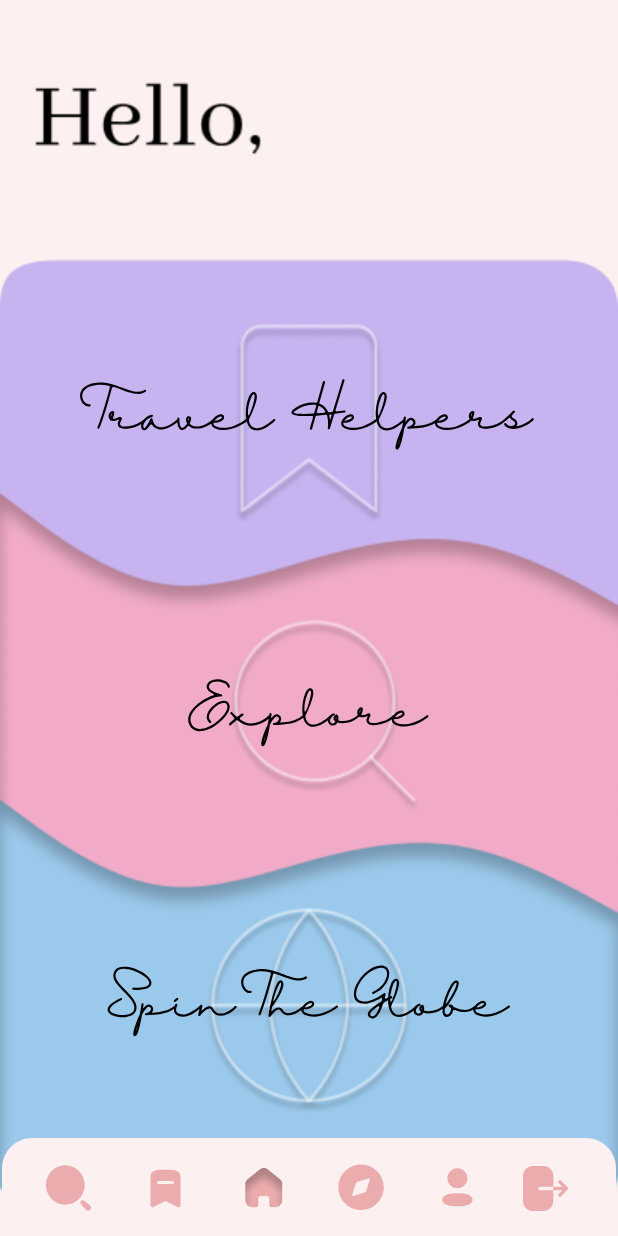
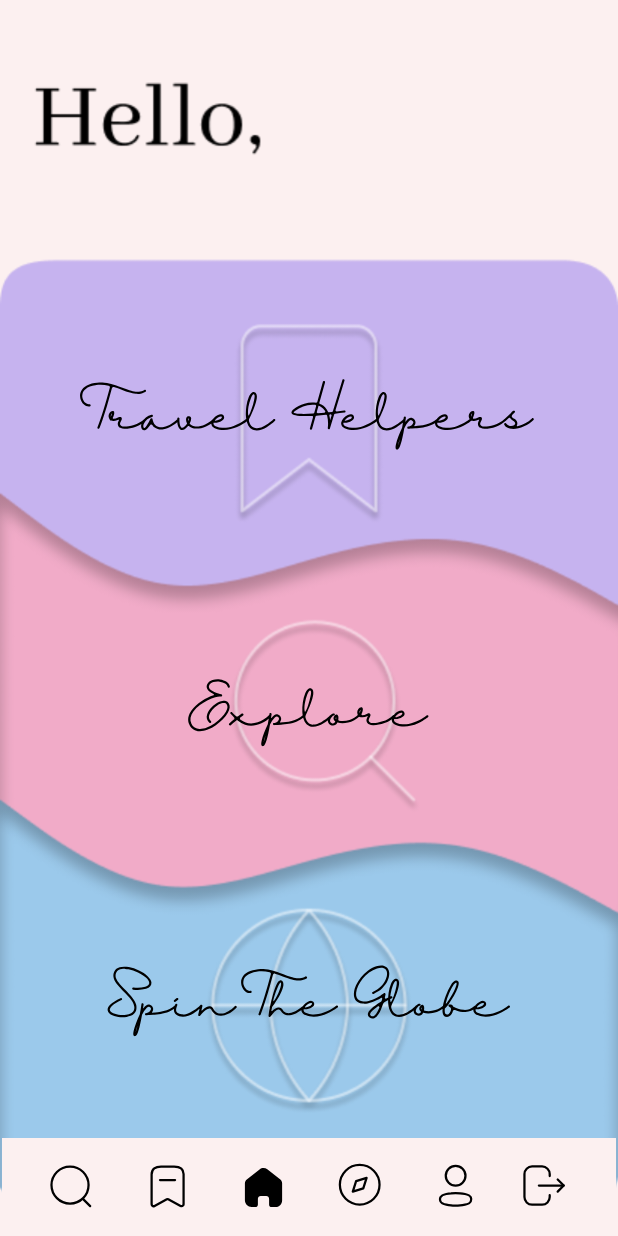
Before and after one commit to shreyamanral/ukiyo, an Android app: the Dashboard screen opened directly, with no data from a screen before it, on a phone screen of 412 x 824 dp. Run offline under Robolectric (Android 15) with nearby library versions, the phone set to English and light mode, and no system bars; our stand-ins replace Firebase (no records; nobody signed in at launch, a user with empty details on screens opened directly); Roboto replaces fonts that are not available here.

Commit message:
icn changes

```diff
--- /dev/null
+++ b/app/src/main/res/drawable/dsh_home_icn_sel.xml
@@ -0,0 +1,12 @@
+<?xml version="1.0" encoding="utf-8"?>
+<vector xmlns:android="http://schemas.android.com/apk/res/android"
+    android:width="33dp"
+    android:height="33dp"
+    android:viewportWidth="33"
+    android:viewportHeight="33">
+    <group>
+        <path
+            android:fillColor="#000"
+            android:pathData="M12.56 28.56v-4.2c0-1.07 0.88-1.94 1.96-1.94h3.95c0.52 0 1.02 0.2 1.38 0.56c0.37 0.37 0.58 0.86 0.58 1.38v4.2c0 0.45 0.17 0.88 0.49 1.2c0.31 0.31 0.74 0.49 1.2 0.49h2.69c1.26 0 2.47-0.5 3.36-1.37c0.9-0.89 1.4-2.09 1.4-3.34V13.57c0-1.01-0.46-1.97-1.24-2.62l-9.17-7.27c-1.6-1.28-3.88-1.23-5.43 0.1l-8.96 7.17c-0.82 0.63-1.3 1.6-1.33 2.62v11.96c0 2.6 2.13 4.72 4.75 4.72h2.63c0.94 0 1.7-0.75 1.7-1.67l0.04-0.02z"/>
+    </group>
+</vector>
--- a/app/src/main/res/drawable/exp_srch_icn.xml
+++ b/app/src/main/res/drawable/exp_srch_icn.xml
@@ -1,10 +1,19 @@
 <?xml version="1.0" encoding="utf-8"?>
 <vector xmlns:android="http://schemas.android.com/apk/res/android"
-    android:width="30dp"
-    android:height="31dp"
-    android:viewportWidth="30"
-    android:viewportHeight="31">
+    android:width="34dp"
+    android:height="34dp"
+    android:viewportWidth="34"
+    android:viewportHeight="34">
     <path
-        android:fillColor="#EBACAE"
-        android:pathData="M23.43 24.27c0.58-0.57 1.51-0.57 2.09 0l3.83 3.1h0.07c0.77 0.78 0.77 2.05 0 2.83c-0.78 0.79-2.03 0.79-2.8 0l-3.19-3.64l-0.12-0.14c-0.22-0.28-0.35-0.64-0.35-1c0-0.43 0.17-0.85 0.47-1.15zM12.87 0.8c3.4 0 6.68 1.37 9.1 3.8c2.4 2.45 3.76 5.76 3.76 9.2c0 7.19-5.76 13.01-12.86 13.01S0 20.98 0 13.8C0 6.6 5.76 0.78 12.87 0.78z"/>
+        android:strokeColor="#000"
+        android:strokeWidth="1.5"
+        android:strokeLineCap="round"
+        android:strokeLineJoin="round"
+        android:pathData="M16.68 4.34a12.36 12.36 0 1 0 0 24.72a12.36 12.36 0 1 0 0-24.72z"/>
+    <path
+        android:strokeColor="#000"
+        android:strokeWidth="1.5"
+        android:strokeLineCap="round"
+        android:strokeLineJoin="round"
+        android:pathData="M25.28 25.94l4.84 4.83"/>
 </vector>
--- a/app/src/main/res/drawable/menu_rect.xml
+++ b/app/src/main/res/drawable/menu_rect.xml
@@ -6,5 +6,5 @@
     android:viewportHeight="65">
     <path
         android:fillColor="#FCF0F0"
-        android:pathData="M0 20.66c0-11.05 8.95-20 20-20h371c11.05 0 20 8.95 20 20v44.73H0V20.66z"/>
+        android:pathData="M0 0.66h411v64.73H0V0.66z"/>
 </vector>
--- a/app/src/main/res/drawable/prf_icn.xml
+++ b/app/src/main/res/drawable/prf_icn.xml
@@ -1,11 +1,19 @@
 <?xml version="1.0" encoding="utf-8"?>
 <vector xmlns:android="http://schemas.android.com/apk/res/android"
-    android:width="31dp"
-    android:height="31dp"
-    android:viewportWidth="31"
-    android:viewportHeight="31">
+    android:width="34dp"
+    android:height="34dp"
+    android:viewportWidth="34"
+    android:viewportHeight="34">
     <path
-        android:fillColor="#EBACAE"
-        android:fillType="evenOdd"
-        android:pathData="M22.05 9.42c0 3.67-2.94 6.62-6.61 6.62c-3.68 0-6.62-2.95-6.62-6.62s2.94-6.61 6.62-6.61c3.67 0 6.62 2.94 6.62 6.61zm-6.61 18.39c-5.42 0-10-0.88-10-4.28c0-3.4 4.6-4.26 10-4.26c5.42 0 10 0.89 10 4.29s-4.6 4.25-10 4.25z"/>
+        android:strokeColor="#000"
+        android:strokeWidth="1.5"
+        android:strokeLineCap="round"
+        android:strokeLineJoin="round"
+        android:pathData="M16.42 3.96a6.57 6.57 0 1 0 0 13.14a6.57 6.57 0 1 0 0-13.14z"/>
+    <path
+        android:strokeColor="#000"
+        android:strokeWidth="1.5"
+        android:strokeLineCap="round"
+        android:strokeLineJoin="round"
+        android:pathData="M6 26.23c0-0.46 0.1-0.91 0.3-1.33c0.63-1.26 2.4-1.92 3.88-2.23c1.06-0.22 2.14-0.38 3.22-0.45c2-0.18 4.02-0.18 6.03 0c1.08 0.08 2.16 0.23 3.22 0.45c1.47 0.3 3.25 0.9 3.88 2.23c0.4 0.85 0.4 1.83 0 2.68c-0.63 1.32-2.4 1.93-3.88 2.22c-1.06 0.23-2.14 0.39-3.22 0.46c-1.63 0.14-3.27 0.17-4.9 0.08c-0.39 0-0.75 0-1.13-0.08c-1.08-0.07-2.15-0.23-3.2-0.46c-1.5-0.3-3.26-0.9-3.9-2.22C6.1 27.16 6 26.7 6 26.23z"/>
 </vector>
--- a/app/src/main/res/drawable/sgn_out_icn.xml
+++ b/app/src/main/res/drawable/sgn_out_icn.xml
@@ -1,10 +1,25 @@
 <?xml version="1.0" encoding="utf-8"?>
 <vector xmlns:android="http://schemas.android.com/apk/res/android"
-    android:width="30dp"
-    android:height="30dp"
-    android:viewportWidth="30"
-    android:viewportHeight="30">
+    android:width="34dp"
+    android:height="34dp"
+    android:viewportWidth="34"
+    android:viewportHeight="34">
     <path
-        android:fillColor="#EBACAE"
-        android:pathData="M13.7 0c3.59 0 6.51 2.98 6.51 6.66v7.19H11.4c-0.63 0-1.13 0.5-1.13 1.15c0 0.63 0.5 1.16 1.13 1.16h8.81v7.16C20.21 27 17.3 30 13.68 30H6.52C2.92 30 0 27.02 0 23.34V6.68C0 2.98 2.94 0 6.54 0h7.16zm10.18 9.83c0.43-0.47 1.14-0.47 1.57-0.02l4.22 4.37C29.88 14.4 30 14.68 30 15c0 0.3-0.12 0.6-0.33 0.81l-4.22 4.37c-0.21 0.22-0.5 0.34-0.78 0.34c-0.29 0-0.57-0.12-0.8-0.34c-0.42-0.45-0.42-1.19 0-1.64l2.32-2.38H20.2v-2.31h5.98l-2.31-2.39c-0.43-0.45-0.43-1.18 0-1.63z"/>
+        android:strokeColor="#000"
+        android:strokeWidth="1.5"
+        android:strokeLineCap="round"
+        android:strokeLineJoin="round"
+        android:pathData="M21.15 10.68V9.4c0-2.8-2.27-5.07-5.07-5.07h-6.7C6.58 4.33 4.3 6.6 4.3 9.4v15.3c0 2.8 2.27 5.07 5.07 5.07h6.71c2.8 0 5.06-2.26 5.06-5.05v-1.3"/>
+    <path
+        android:strokeColor="#000"
+        android:strokeWidth="1.5"
+        android:strokeLineCap="round"
+        android:strokeLineJoin="round"
+        android:pathData="M30.49 17.05H13.93"/>
+    <path
+        android:strokeColor="#000"
+        android:strokeWidth="1.5"
+        android:strokeLineCap="round"
+        android:strokeLineJoin="round"
+        android:pathData="M26.46 13.04l4.03 4l-4.03 4.02"/>
 </vector>
--- a/app/src/main/res/drawable/spin_glb_icn.xml
+++ b/app/src/main/res/drawable/spin_glb_icn.xml
@@ -1,10 +1,19 @@
 <?xml version="1.0" encoding="utf-8"?>
 <vector xmlns:android="http://schemas.android.com/apk/res/android"
-    android:width="31dp"
-    android:height="31dp"
-    android:viewportWidth="31"
-    android:viewportHeight="31">
+    android:width="34dp"
+    android:height="34dp"
+    android:viewportWidth="34"
+    android:viewportHeight="34">
     <path
-        android:fillColor="#EBACAE"
-        android:pathData="M15.88 0.3c8.28 0 15 6.73 15 15c0 8.3-6.72 15-15 15c-8.3 0-15-6.7-15-15c0-8.27 6.7-15 15-15zm5.77 10.07c0.17-0.52-0.31-1.02-0.84-0.85l-7.68 2.4c-0.32 0.1-0.57 0.34-0.66 0.66l-2.4 7.7c-0.17 0.5 0.33 1 0.84 0.83l7.65-2.4c0.32-0.09 0.57-0.34 0.66-0.66l2.43-7.68z"/>
+        android:strokeColor="#000"
+        android:strokeWidth="1.5"
+        android:strokeLineCap="round"
+        android:strokeLineJoin="round"
+        android:pathData="M11.87 21.08l2.2-7l6.99-2.19l-2.2 7l-6.99 2.19z"/>
+    <path
+        android:strokeColor="#000"
+        android:strokeWidth="1.5"
+        android:strokeLineCap="round"
+        android:strokeLineJoin="round"
+        android:pathData="M16.47 3.27a13.22 13.22 0 1 0 0 26.44a13.22 13.22 0 1 0 0-26.44z"/>
 </vector>
--- a/app/src/main/res/drawable/th_pin_icn.xml
+++ b/app/src/main/res/drawable/th_pin_icn.xml
@@ -1,11 +1,19 @@
 <?xml version="1.0" encoding="utf-8"?>
 <vector xmlns:android="http://schemas.android.com/apk/res/android"
-    android:width="30dp"
-    android:height="30dp"
-    android:viewportWidth="30"
-    android:viewportHeight="30">
+    android:width="34dp"
+    android:height="34dp"
+    android:viewportWidth="34"
+    android:viewportHeight="34">
     <path
-        android:fillColor="#EBACAE"
-        android:fillType="evenOdd"
-        android:pathData="M11.13 2.5h7.7c3.4 0 6.13 1.34 6.17 4.74V26.2c0 0.21-0.05 0.43-0.15 0.61c-0.16 0.3-0.44 0.53-0.78 0.63c-0.32 0.1-0.68 0.05-0.98-0.13l-8.1-4.05l-8.12 4.05c-0.18 0.1-0.4 0.17-0.6 0.17C5.56 27.49 5 26.9 5 26.2V7.24c0-3.4 2.75-4.74 6.13-4.74zm-0.86 9.53h9.42c0.54 0 0.97-0.44 0.97-1c0-0.54-0.43-0.98-0.97-0.98h-9.42c-0.53 0-0.97 0.44-0.97 0.99s0.44 0.99 0.97 0.99z"/>
+        android:strokeColor="#000"
+        android:strokeWidth="1.5"
+        android:strokeLineCap="round"
+        android:strokeLineJoin="round"
+        android:pathData="M16.54 26.14L8.38 30.6c-0.65 0.34-1.45 0.1-1.8-0.54v0c-0.11-0.2-0.17-0.42-0.17-0.65V9.62c0-3.77 2.58-5.28 6.29-5.28h8.72c3.6 0 6.3 1.41 6.3 5.03v20.05c0 0.36-0.15 0.7-0.4 0.96c-0.25 0.25-0.6 0.4-0.95 0.4c-0.23-0.01-0.45-0.07-0.66-0.17l-8.2-4.47c-0.3-0.16-0.67-0.16-0.97 0z"/>
+    <path
+        android:strokeColor="#000"
+        android:strokeWidth="1.5"
+        android:strokeLineCap="round"
+        android:strokeLineJoin="round"
+        android:pathData="M12 13.34h10.04"/>
 </vector>
```
Also changed, not shown: app/src/main/res/drawable/dsh_home_icn.xml (+10 -9 lines), app/src/main/res/drawable/exp_srch_icn_sel.xml (added, +12 -0 lines), app/src/main/res/drawable/prf_icn_sel.xml (added, +13 -0 lines), app/src/main/res/drawable/sgn_out_icn_sel.xml (added, +11 -0 lines), app/src/main/res/drawable/spin_glb_icn_sel.xml (added, +12 -0 lines), app/src/main/res/drawable/th_pin_icn_sel.xml (added, +13 -0 lines), app/src/main/res/drawable/cntry_dash_temp.png (deleted), app/src/main/res/drawable/dsh_home_icn_sel.png (deleted), app/src/main/res/drawable/exp_srch_icn_sel.png (deleted), app/src/main/res/drawable/prf_icn_sel.png (deleted), app/src/main/res/drawable/sgn_out_icn_sel.png (deleted), app/src/main/res/drawable/spn_glb_icn_sel.png (deleted), app/src/main/res/drawable/th_pln_icn_sel.png (deleted).
